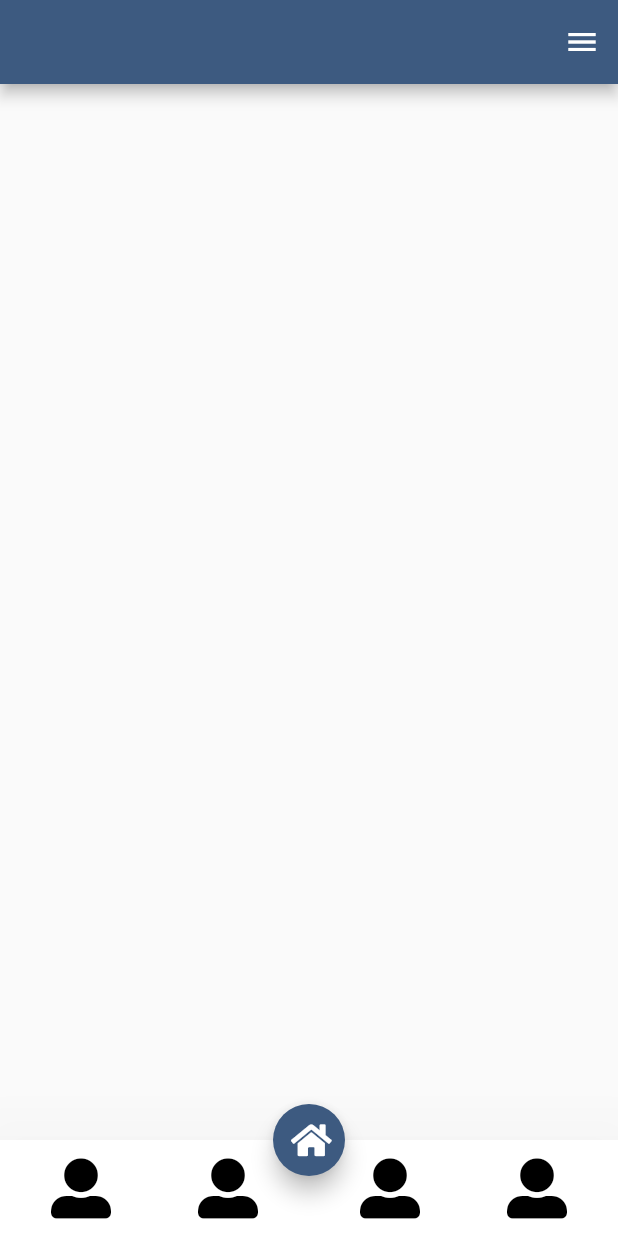
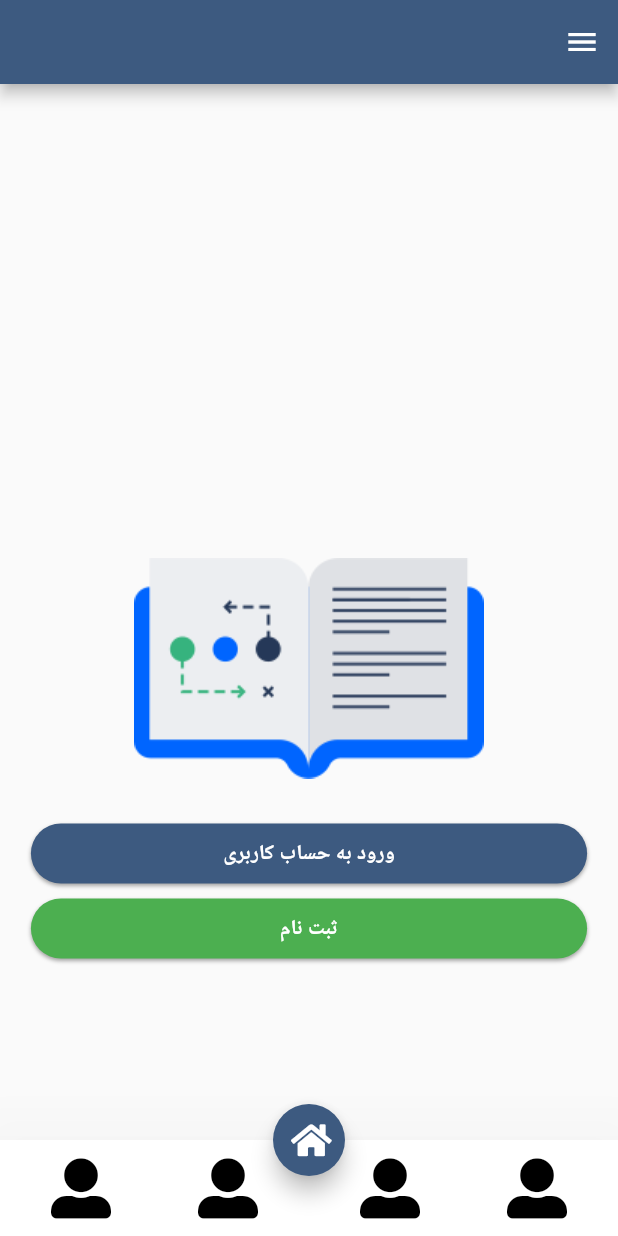
Before and after one commit to riasati/Tahlil_Mobile, a Flutter app: the screen it shows after launch, on a phone screen of 412 x 824 dp. Run offline on Flutter 3.47's test engine with Material 2 defaults, Android fonts, the phone set to English and light mode, and no system bars; our stand-ins replace font_awesome_flutter, image_picker, loading_overlay, rflutter_alert, rounded_loading_button, shared_preferences.

Commit message:
Classes page(login or Signup)

```diff
--- /dev/null
+++ b/samproject/lib/pages/ClassesListPage/Buttons/LoginButton.dart
@@ -0,0 +1,52 @@
+import 'package:flutter/material.dart';
+import 'package:samproject/pages/LoginSignupPage/LoginPage.dart';
+import 'package:samproject/pages/editProfilePage.dart';
+
+class LoginButton extends StatelessWidget {
+  @override
+  Widget build(BuildContext context) {
+    Gradient _gradient =
+        LinearGradient(colors: [Color(0xFF3D5A80), Color(0xFF3D5A80)]);
+    return Container(
+      width: double.infinity,
+      height: 40,
+      child: FractionallySizedBox(
+        widthFactor: 0.9,
+        child: Container(
+          decoration: BoxDecoration(
+              borderRadius: new BorderRadius.all(Radius.circular(40.0)),
+              gradient: _gradient,
+              boxShadow: [
+                BoxShadow(
+                  color: Colors.grey[500],
+                  offset: Offset(0.0, 1.5),
+                  blurRadius: 1.5,
+                ),
+              ]),
+          child: Material(
+            color: Colors.transparent,
+            borderRadius: new BorderRadius.all(Radius.circular(40.0)),
+            child: FlatButton(
+                onPressed: () {
+                  Navigator.push(
+                    context,
+                    MaterialPageRoute(
+                      builder: (context) => LoginPage(),
+                    ),
+                  );
+                },
+                child: Center(
+                  child: Text(
+                    "ورود به حساب کاربری",
+                    style: TextStyle(
+                      fontWeight: FontWeight.bold,
+                      color: Colors.white,
+                    ),
+                  ),
+                )),
+          ),
+        ),
+      ),
+    );
+  }
+}
--- /dev/null
+++ b/samproject/lib/pages/ClassesListPage/Buttons/SignupButton.dart
@@ -0,0 +1,52 @@
+import 'package:flutter/material.dart';
+import 'package:samproject/pages/LoginSignupPage/LoginPage.dart';
+
+class SignupButton extends StatelessWidget {
+  @override
+  Widget build(BuildContext context) {
+    Gradient _gradient =
+    LinearGradient(colors: [Colors.green, Colors.green]);
+    return Container(
+      width: double.infinity,
+      height: 40,
+      child: FractionallySizedBox(
+        widthFactor: 0.9,
+        child: Container(
+          decoration: BoxDecoration(
+              borderRadius: new BorderRadius.all(Radius.circular(40.0)),
+              gradient: _gradient,
+              boxShadow: [
+                BoxShadow(
+                  color: Colors.grey[500],
+                  offset: Offset(0.0, 1.5),
+                  blurRadius: 1.5,
+                ),
+              ]),
+          child: Material(
+            color: Colors.transparent,
+            borderRadius: new BorderRadius.all(Radius.circular(40.0)),
+            child: FlatButton(
+                onPressed: () {
+                  LoginPage.pageController =  PageController(initialPage: 1);
+                  Navigator.push(
+                    context,
+                    MaterialPageRoute(
+                      builder: (context) => LoginPage(),
+                    ),
+                  );
+                },
+                child: Center(
+                  child: Text(
+                    "ثبت نام",
+                    style: TextStyle(
+                      fontWeight: FontWeight.bold,
+                      color: Colors.white,
+                    ),
+                  ),
+                )),
+          ),
+        ),
+      ),
+    );
+  }
+}
--- /dev/null
+++ b/samproject/lib/pages/ClassesListPage/LoginPersonPage/LoginOrSignup.dart
@@ -0,0 +1,35 @@
+import 'package:flutter/material.dart';
+import 'package:font_awesome_flutter/font_awesome_flutter.dart';
+import 'package:samproject/pages/ClassesListPage/Buttons/LoginButton.dart';
+import 'package:samproject/pages/ClassesListPage/Buttons/SignupButton.dart';
+
+class LoginOrSignup extends StatefulWidget {
+  @override
+  _LoginOrSignupState createState() => _LoginOrSignupState();
+}
+
+class _LoginOrSignupState extends State<LoginOrSignup> {
+  @override
+  Widget build(BuildContext context) {
+    return Container(
+      height: 100,
+      child: Column(
+        mainAxisAlignment: MainAxisAlignment.center,
+        children: [
+          Padding(
+            padding: EdgeInsets.only(top: 75.0 ),
+            child: new Image(
+              // width: 250.0,
+              // height: 191.0,
+                fit: BoxFit.fill,
+                image: new AssetImage('assets/img/login_logo.png')),
+          ),
+          SizedBox(height: 30,),
+          LoginButton(),
+          SizedBox(height: 10,),
+          SignupButton(),
+        ],
+      ),
+    );
+  }
+}
--- /dev/null
+++ b/samproject/lib/pages/ClassesListPage/main.dart
@@ -0,0 +1,19 @@
+import 'package:flutter/material.dart';
+import 'package:samproject/pages/ClassesListPage/Buttons/LoginButton.dart';
+import 'package:samproject/pages/ClassesListPage/Buttons/SignupButton.dart';
+import 'package:samproject/pages/homePage.dart';
+
+void main() => runApp(MyApp());
+
+class MyApp extends StatelessWidget {
+  @override
+  Widget build(BuildContext context) {
+    return MaterialApp(
+      debugShowCheckedModeBanner: false,
+      title: 'Starter Template',
+      home: Scaffold(
+        body: Center(child: SignupButton()),
+      ),
+    );
+  }
+}
--- a/samproject/lib/pages/LoginSignupPage/LoginPage.dart
+++ b/samproject/lib/pages/LoginSignupPage/LoginPage.dart
@@ -5,7 +5,7 @@ import 'SignIn/SignInPage.dart';
 import 'SignUp/SignUpPage.dart';
 
 class LoginPage extends StatefulWidget {
-  static final PageController pageController = PageController(
+  static PageController pageController = PageController(
     initialPage: 0,
   );
   static Color left = Colors.white;
--- a/samproject/lib/pages/homePage.dart
+++ b/samproject/lib/pages/homePage.dart
@@ -5,6 +5,7 @@ import 'package:font_awesome_flutter/font_awesome_flutter.dart';
 import 'package:http/http.dart';
 import 'package:samproject/Layout/BottomNavigator.dart';
 import 'package:samproject/domain/personProfile.dart';
+import 'package:samproject/pages/ClassesListPage/LoginPersonPage/LoginOrSignup.dart';
 import 'package:samproject/widgets/drawerWidget.dart';
 import 'package:shared_preferences/shared_preferences.dart';
 
@@ -104,7 +105,7 @@ class _HomePageState extends State<HomePage> {
                     ),
                     new ConstrainedBox(
                       constraints: const BoxConstraints.expand(),
-                      //child: Container(color: Colors.green,),
+                      child: LoginOrSignup(),
                     ),
                     new ConstrainedBox(
                       constraints: const BoxConstraints.expand(),
```
